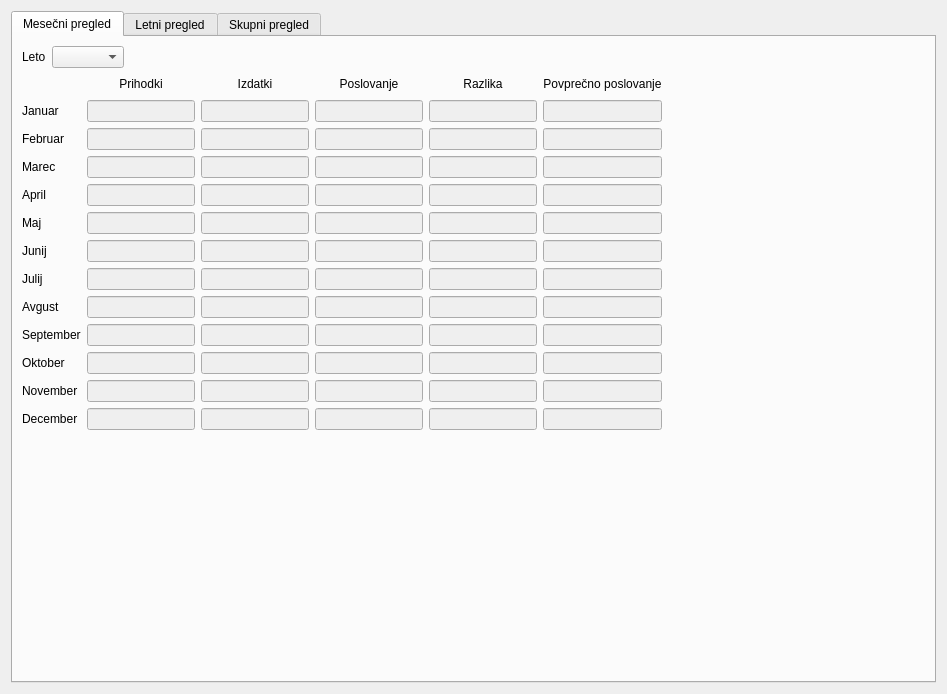
This is wid_poslovanje.ui in bubi-luka/BubiRacun as Qt 5 draws it before an edit. The edited form follows.
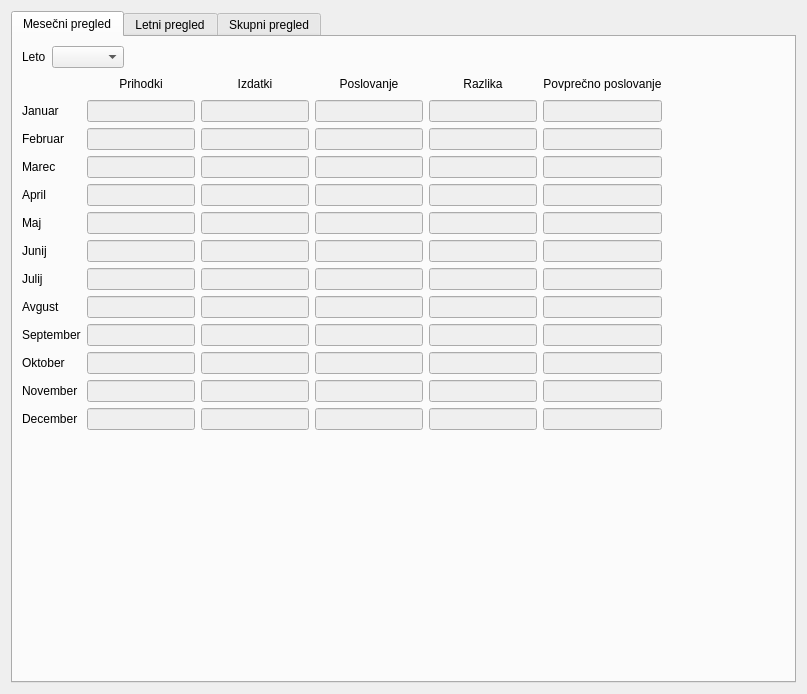
This is the edited form. The open tabs and pages were chosen to show the change.

Commit message:
STROŠKI PREHRANE SE UPOŠTEVAJO PRI PRIKAZU POSLOVANJA
closes #101

What changed in the file:
```diff
--- a/wid_poslovanje.ui
+++ b/wid_poslovanje.ui
@@ -6,7 +6,7 @@
    <rect>
     <x>0</x>
     <y>0</y>
-    <width>947</width>
+    <width>807</width>
     <height>694</height>
    </rect>
   </property>
```
Left out of the diff: 2 changed lines with no effect on the pictures. The commit also changes 1 other file.
